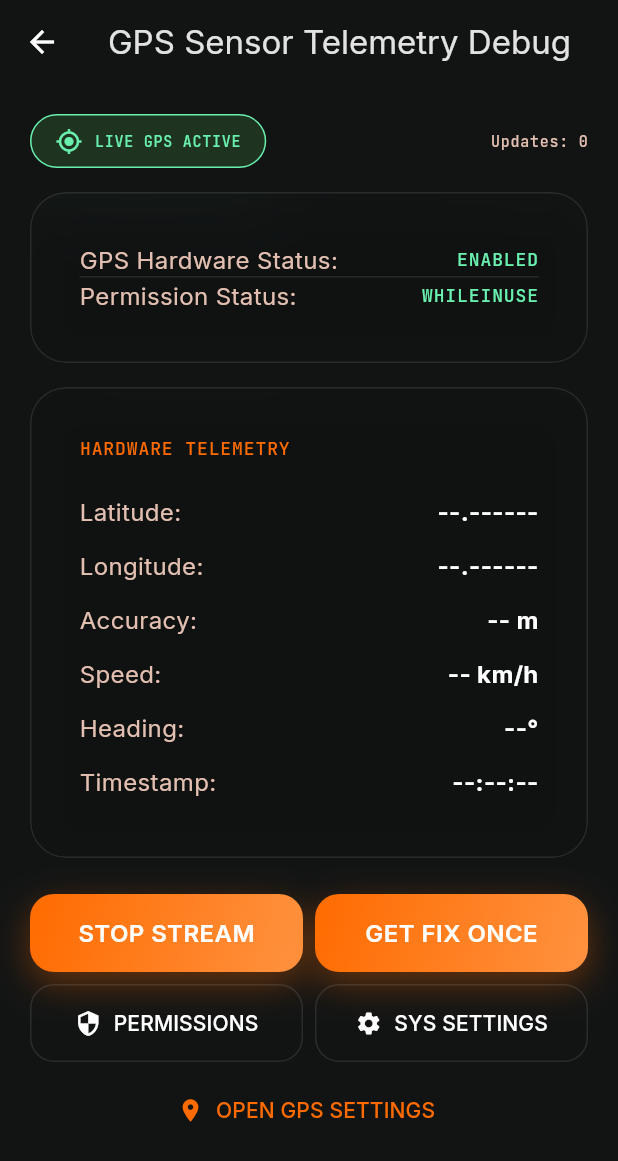
After one commit to rithwikkr0/Ridermate-2.0, a Flutter app: the GpsDebugScreen screen opened by its route, after a tap on "START LIVE GPS", on a phone screen of 412 x 824 dp. The commit adds this screen. Shown: the top 1161 px of the screen. Run offline on Flutter 3.47's test engine with Material 3 defaults, Android fonts, the phone set to English and light mode, and no system bars; our stand-ins replace flutter_animate, geolocator, go_router, google_fonts, permission_handler, shared_preferences and 1 more; accounts and stored records are empty; network calls fail.

Commit message:
feat(gps): implement real Android GPS location

```diff
--- a/flutter/lib/core/models/ride_point_model.dart
+++ b/flutter/lib/core/models/ride_point_model.dart
@@ -1,23 +1,36 @@
 /// RiderMate 2.0 — Ride Trajectory Point Model
-/// Ported from Project B types.ts
 class RidePointModel {
   final double latitude;
   final double longitude;
   final int timestamp;
   final double speed; // km/h
+  final double heading; // degrees (0 - 360)
+  final double accuracy; // meters
 
   const RidePointModel({
     required this.latitude,
     required this.longitude,
     required this.timestamp,
     required this.speed,
+    this.heading = 0.0,
+    this.accuracy = 0.0,
   });
+
+  /// Validates whether coordinates fall within valid physical Earth boundaries.
+  bool get isValid =>
+      latitude >= -90.0 &&
+      latitude <= 90.0 &&
+      longitude >= -180.0 &&
+      longitude <= 180.0 &&
+      !(latitude == 0.0 && longitude == 0.0);
 
   Map<String, dynamic> toJson() => {
         'latitude': latitude,
         'longitude': longitude,
         'timestamp': timestamp,
         'speed': speed,
+        'heading': heading,
+        'accuracy': accuracy,
       };
 
   factory RidePointModel.fromJson(Map<String, dynamic> json) => RidePointModel(
@@ -25,5 +38,7 @@ class RidePointModel {
         longitude: (json['longitude'] as num).toDouble(),
         timestamp: json['timestamp'] as int,
         speed: (json['speed'] as num).toDouble(),
+        heading: (json['heading'] as num?)?.toDouble() ?? 0.0,
+        accuracy: (json['accuracy'] as num?)?.toDouble() ?? 0.0,
       );
 }
--- a/flutter/lib/core/router/app_router.dart
+++ b/flutter/lib/core/router/app_router.dart
@@ -20,6 +20,8 @@ import '../../features/rides/screens/ride_hud_screen.dart';
 import '../../features/rides/screens/ride_calendar_screen.dart';
 import '../../features/rides/screens/success_ride_saved_screen.dart';
 import '../../features/rides/screens/export_share_screen.dart';
+import '../../features/rides/screens/gps_debug_screen.dart';
+
 import '../../features/maps/screens/live_navigation_screen.dart';
 import '../../features/maps/screens/search_destination_screen.dart';
 import '../../features/maps/screens/route_planning_screen.dart';
@@ -144,7 +146,9 @@ class AppRoutes {
   static const appearance       = '/settings/appearance';
   static const privacySecurity  = '/settings/privacy';
   static const helpSupport      = '/settings/help';
+  static const gpsDebug         = '/gps-debug';
 }
+
 
 /// Shell scaffold with bottom nav
 class _MainShell extends StatefulWidget {
@@ -302,5 +306,6 @@ final appRouter = GoRouter(
     GoRoute(path: AppRoutes.appearance, builder: (c, s) => const AppearanceSettingsScreen()),
     GoRoute(path: AppRoutes.privacySecurity, builder: (c, s) => const PrivacySecurityScreen()),
     GoRoute(path: AppRoutes.helpSupport, builder: (c, s) => const HelpSupportScreen()),
+    GoRoute(path: AppRoutes.gpsDebug, builder: (c, s) => const GpsDebugScreen()),
   ],
 );
--- a/flutter/lib/core/services/location_service.dart
+++ b/flutter/lib/core/services/location_service.dart
@@ -1,3 +1,4 @@
+import 'dart:async';
 import 'package:geolocator/geolocator.dart';
 import '../models/ride_point_model.dart';
 import '../errors/result.dart';
@@ -17,6 +18,8 @@ class MockLocationService implements LocationService {
         longitude: 72.8777,
         timestamp: DateTime.now().millisecondsSinceEpoch,
         speed: 42.5,
+        heading: 180.0,
+        accuracy: 5.0,
       ),
     );
   }
@@ -34,52 +37,116 @@ class MockLocationService implements LocationService {
         longitude: lng,
         timestamp: DateTime.now().millisecondsSinceEpoch,
         speed: 45.0,
+        heading: 185.0,
+        accuracy: 4.5,
       );
     }
   }
 }
 
-/// Real device location source. It does not invent a position when location is
-/// unavailable: callers receive a typed error and can show the proper state.
+/// Real device location source. Uses the hardware GPS sensor on Android via Geolocator.
+/// Never invents fake coordinates: returns typed errors when location or permissions are unavailable.
 class DeviceLocationService implements LocationService {
   const DeviceLocationService();
 
+  /// Checks if location service (GPS) is enabled on the device.
+  Future<bool> isGpsEnabled() async {
+    return await Geolocator.isLocationServiceEnabled();
+  }
+
+  /// Checks current location permission state without triggering a prompt.
+  Future<LocationPermission> checkPermissionStatus() async {
+    return await Geolocator.checkPermission();
+  }
+
+  /// Requests location permission from the OS.
+  Future<LocationPermission> requestPermission() async {
+    return await Geolocator.requestPermission();
+  }
+
   Future<Result<void>> _ensureUsable() async {
-    if (!await Geolocator.isLocationServiceEnabled()) {
-      return Result.failure(const LocationError('Location services are disabled.', code: 'location_disabled'));
+    if (!await isGpsEnabled()) {
+      return Result.failure(
+        const LocationError(
+          'Location services (GPS) are disabled on your device.',
+          code: 'location_disabled',
+        ),
+      );
     }
 
-    var permission = await Geolocator.checkPermission();
+    var permission = await checkPermissionStatus();
     if (permission == LocationPermission.denied) {
-      permission = await Geolocator.requestPermission();
+      permission = await requestPermission();
     }
+
     if (permission == LocationPermission.denied) {
-      return Result.failure(const PermissionError('Location permission was denied.', code: 'location_denied'));
+      return Result.failure(
+        const PermissionError(
+          'Location permission was denied.',
+          code: 'location_denied',
+        ),
+      );
     }
+
     if (permission == LocationPermission.deniedForever) {
-      return Result.failure(const PermissionError('Location permission is permanently denied. Enable it in Android settings.', code: 'location_denied_forever'));
+      return Result.failure(
+        const PermissionError(
+          'Location permission is permanently denied. Please enable it in Android Settings.',
+          code: 'location_denied_forever',
+        ),
+      );
     }
+
     return Result.success(null);
   }
 
-  RidePointModel _toRidePoint(Position position) => RidePointModel(
-        latitude: position.latitude,
-        longitude: position.longitude,
-        timestamp: position.timestamp.millisecondsSinceEpoch,
-        speed: position.speed < 0 ? 0 : position.speed * 3.6,
-      );
+  RidePointModel _toRidePoint(Position position) {
+    final rawSpeed = position.speed;
+    final speedKmh = rawSpeed < 0 ? 0.0 : (rawSpeed * 3.6);
+    final rawHeading = position.heading;
+    final headingDeg = rawHeading < 0 ? 0.0 : rawHeading;
+    final rawAccuracy = position.accuracy;
+    final accuracyM = rawAccuracy < 0 ? 0.0 : rawAccuracy;
+
+    return RidePointModel(
+      latitude: position.latitude,
+      longitude: position.longitude,
+      timestamp: position.timestamp.millisecondsSinceEpoch,
+      speed: speedKmh,
+      heading: headingDeg,
+      accuracy: accuracyM,
+    );
+  }
 
   @override
   Future<Result<RidePointModel>> getCurrentLocation() async {
     final status = await _ensureUsable();
     if (status.isFailure) return Result.failure(status.errorOrNull!);
+
     try {
       final position = await Geolocator.getCurrentPosition(
-        locationSettings: const LocationSettings(accuracy: LocationAccuracy.bestForNavigation),
+        locationSettings: const LocationSettings(
+          accuracy: LocationAccuracy.bestForNavigation,
+          timeLimit: Duration(seconds: 15),
+        ),
       );
-      return Result.success(_toRidePoint(position));
+      final point = _toRidePoint(position);
+      if (!point.isValid) {
+        return Result.failure(
+          const LocationError(
+            'Received invalid location coordinates from sensor.',
+            code: 'invalid_coordinates',
+          ),
+        );
+      }
+      return Result.success(point);
     } catch (error) {
-      return Result.failure(LocationError('Could not obtain the current location: $error', code: 'location_unavailable'));
+      return Result.failure(
+        LocationError(
+          'Could not obtain location from device GPS: $error',
+          code: 'location_unavailable',
+        ),
+      );
     }
   }
 
@@ -89,16 +156,18 @@ class DeviceLocationService implements LocationService {
     if (status.isFailure) {
       throw status.errorOrNull!;
     }
+
     yield* Geolocator.getPositionStream(
       locationSettings: AndroidSettings(
         accuracy: LocationAccuracy.bestForNavigation,
-        distanceFilter: 5,
-        foregroundNotificationConfig: ForegroundNotificationConfig(
-          notificationTitle: 'RiderMate ride tracking is active',
-          notificationText: 'Recording your ride location.',
+        distanceFilter: 2, // Update every 2 meters
+        intervalDuration: const Duration(seconds: 1),
+        foregroundNotificationConfig: const ForegroundNotificationConfig(
+          notificationTitle: 'RiderMate Live GPS Active',
+          notificationText: 'Tracking real-time location via GPS.',
           enableWakeLock: true,
         ),
       ),
-    ).map(_toRidePoint);
+    ).map(_toRidePoint).where((point) => point.isValid);
   }
 }
--- /dev/null
+++ b/flutter/lib/features/rides/screens/gps_debug_screen.dart
@@ -0,0 +1,434 @@
+import 'dart:async';
+import 'package:flutter/material.dart';
+import 'package:geolocator/geolocator.dart';
+import 'package:go_router/go_router.dart';
+import 'package:permission_handler/permission_handler.dart' as platform;
+
+import '../../../core/theme/app_colors.dart';
+import '../../../core/theme/app_text_styles.dart';
+import '../../../core/theme/app_spacing.dart';
+import '../../../core/widgets/glass_card.dart';
+import '../../../core/widgets/primary_button.dart';
+import '../../../core/services/location_service.dart';
+import '../../../core/models/ride_point_model.dart';
+import '../../../core/errors/app_error.dart';
+
+/// Temporary Internal / Debug GPS Verification Screen.
+/// Used to physically test and verify Android hardware GPS sensor performance,
+/// live location streams, permission states, and telemetry data on device.
+class GpsDebugScreen extends StatefulWidget {
+  const GpsDebugScreen({super.key});
+
+  @override
+  State<GpsDebugScreen> createState() => _GpsDebugScreenState();
+}
+
+class _GpsDebugScreenState extends State<GpsDebugScreen> {
+  final DeviceLocationService _locationService = const DeviceLocationService();
+
+  LocationPermission _permissionStatus = LocationPermission.denied;
+  bool _isGpsEnabled = false;
+  bool _isStreaming = false;
+  int _updateCount = 0;
+
+  RidePointModel? _currentPoint;
+  StreamSubscription<RidePointModel>? _streamSubscription;
+  String? _errorMessage;
+  String? _errorCode;
+
+  @override
+  void initState() {
+    super.initState();
+    _refreshStatus();
+  }
+
+  @override
+  void dispose() {
+    _streamSubscription?.cancel();
+    super.dispose();
+  }
+
+  Future<void> _refreshStatus() async {
+    final enabled = await _locationService.isGpsEnabled();
+    final perm = await _locationService.checkPermissionStatus();
+    setState(() {
+      _isGpsEnabled = enabled;
+      _permissionStatus = perm;
+    });
+  }
+
+  Future<void> _requestPermission() async {
+    final result = await _locationService.requestPermission();
+    setState(() {
+      _permissionStatus = result;
+      _errorMessage = null;
+      _errorCode = null;
+    });
+    if (result == LocationPermission.whileInUse ||
+        result == LocationPermission.always) {
+      _startLiveStream();
+    }
+  }
+
+  Future<void> _getOneTimeLocation() async {
+    setState(() {
+      _errorMessage = null;
+      _errorCode = null;
+    });
+    final result = await _locationService.getCurrentLocation();
+    if (result.isSuccess) {
+      setState(() {
+        _currentPoint = result.dataOrNull!;
+        _updateCount++;
+      });
+    } else {
+      final err = result.errorOrNull!;
+      setState(() {
+        _errorMessage = err.message;
+        _errorCode = err.code;
+      });
+    }
+  }
+
+  void _startLiveStream() {
+    _streamSubscription?.cancel();
+    setState(() {
+      _isStreaming = true;
+      _errorMessage = null;
+      _errorCode = null;
+    });
+
+    try {
+      _streamSubscription = _locationService.getLocationStream().listen(
+        (point) {
+          setState(() {
+            _currentPoint = point;
+            _updateCount++;
+          });
+        },
+        onError: (error) {
+          setState(() {
+            _isStreaming = false;
+            if (error is AppError) {
+              _errorMessage = error.message;
+              _errorCode = error.code;
+            } else {
+              _errorMessage = error.toString();
+              _errorCode = 'stream_error';
+            }
+          });
+        },
+      );
+    } catch (e) {
+      setState(() {
+        _isStreaming = false;
+        _errorMessage = e.toString();
+        _errorCode = 'stream_init_error';
+      });
+    }
+  }
+
+  void _stopStream() {
+    _streamSubscription?.cancel();
+    _streamSubscription = null;
+    setState(() {
+      _isStreaming = false;
+    });
+  }
+
+  String _formatTimestamp(int epochMs) {
+    if (epochMs == 0) return 'N/A';
+    final dt = DateTime.fromMillisecondsSinceEpoch(epochMs).toLocal();
+    return '${dt.hour.toString().padLeft(2, '0')}:${dt.minute.toString().padLeft(2, '0')}:${dt.second.toString().padLeft(2, '0')}.${(dt.millisecond ~/ 100)}';
+  }
+
+  String _headingToDirection(double heading) {
+    if (heading >= 337.5 || heading < 22.5) return 'N (North)';
+    if (heading >= 22.5 && heading < 67.5) return 'NE (North-East)';
+    if (heading >= 67.5 && heading < 112.5) return 'E (East)';
+    if (heading >= 112.5 && heading < 157.5) return 'SE (South-East)';
+    if (heading >= 157.5 && heading < 202.5) return 'S (South)';
+    if (heading >= 202.5 && heading < 247.5) return 'SW (South-West)';
+    if (heading >= 247.5 && heading < 292.5) return 'W (West)';
+    if (heading >= 292.5 && heading < 337.5) return 'NW (North-West)';
+    return '${heading.toStringAsFixed(1)}°';
+  }
+
+  Color _accuracyColor(double accuracy) {
+    if (accuracy == 0) return AppColors.onSurfaceVariant;
+    if (accuracy <= 10) return Colors.greenAccent;
+    if (accuracy <= 30) return Colors.yellowAccent;
+    return Colors.redAccent;
+  }
+
+  @override
+  Widget build(BuildContext context) {
+    return Scaffold(
+      backgroundColor: AppColors.background,
+      appBar: AppBar(
+        title: const Text('GPS Sensor Telemetry Debug'),
+        backgroundColor: Colors.transparent,
+        elevation: 0,
+        leading: IconButton(
+          icon: const Icon(Icons.arrow_back, color: Colors.white),
+          onPressed: () => context.pop(),
+        ),
+      ),
+      body: SafeArea(
+        child: SingleChildScrollView(
+          padding: const EdgeInsets.all(AppSpacing.marginMobile),
+          child: Column(
+            crossAxisAlignment: CrossAxisAlignment.start,
+            children: [
+              // ── Live GPS Banner ─────────────────────────────────────────
+              Row(
+                mainAxisAlignment: MainAxisAlignment.spaceBetween,
+                children: [
+                  Container(
+                    padding: const EdgeInsets.symmetric(
+                        horizontal: 16, vertical: 8),
+                    decoration: BoxDecoration(
+                      color: _isStreaming
+                          ? Colors.green.withValues(alpha: 0.2)
+                          : Colors.grey.withValues(alpha: 0.2),
+                      borderRadius: BorderRadius.circular(20),
+                      border: Border.all(
+                        color: _isStreaming
+                            ? Colors.greenAccent
+                            : Colors.grey.shade600,
+                      ),
+                    ),
+                    child: Row(
+                      children: [
+                        Icon(
+                          Icons.gps_fixed,
+                          color: _isStreaming
+                              ? Colors.greenAccent
+                              : Colors.grey,
+                          size: 18,
+                        ),
+                        const SizedBox(width: 8),
+                        Text(
+                          _isStreaming ? 'LIVE GPS ACTIVE' : 'GPS IDLE',
+                          style: AppTextStyles.labelCapsSm(
+                            color: _isStreaming
+                                ? Colors.greenAccent
+                                : Colors.grey,
+                          ),
+                        ),
+                      ],
+                    ),
+                  ),
+                  Text(
+                    'Updates: $_updateCount',
+                    style: AppTextStyles.labelCapsSm(
+                        color: AppColors.onSurfaceVariant),
+                  ),
+                ],
+              ),
+              const SizedBox(height: AppSpacing.md),
+
+              // ── Status Header Card ───────────────────────────────────────
+              GlassCard(
+                child: Padding(
+                  padding: const EdgeInsets.all(AppSpacing.md),
+                  child: Column(
+                    children: [
+                      _buildStatusRow(
+                        'GPS Hardware Status:',
+                        _isGpsEnabled ? 'ENABLED' : 'DISABLED',
+                        _isGpsEnabled ? Colors.greenAccent : Colors.redAccent,
+                      ),
+                      const Divider(color: Colors.white10),
+                      _buildStatusRow(
+                        'Permission Status:',
+                        _permissionStatus.name.toUpperCase(),
+                        _permissionStatus == LocationPermission.whileInUse ||
+                                _permissionStatus == LocationPermission.always
+                            ? Colors.greenAccent
+                            : Colors.orangeAccent,
+                      ),
+                    ],
+                  ),
+                ),
+              ),
+              const SizedBox(height: AppSpacing.md),
+
+              // ── Error Alert Banner ───────────────────────────────────────
+              if (_errorMessage != null) ...[
+                Container(
+                  padding: const EdgeInsets.all(AppSpacing.md),
+                  decoration: BoxDecoration(
+                    color: Colors.red.withValues(alpha: 0.15),
+                    borderRadius: BorderRadius.circular(12),
+                    border: Border.all(color: Colors.redAccent),
+                  ),
+                  child: Column(
+                    crossAxisAlignment: CrossAxisAlignment.start,
+                    children: [
+                      Row(
+                        children: [
+                          const Icon(Icons.warning_amber_rounded,
+                              color: Colors.redAccent),
+                          const SizedBox(width: 8),
+                          Text(
+                            'GPS ERROR [${_errorCode ?? "UNKNOWN"}]',
+                            style: AppTextStyles.labelCaps(
+                                color: Colors.redAccent),
+                          ),
+                        ],
+                      ),
+                      const SizedBox(height: 4),
+                      Text(
+                        _errorMessage!,
+                        style: AppTextStyles.bodyMd(color: Colors.white),
+                      ),
+                    ],
+                  ),
+                ),
+                const SizedBox(height: AppSpacing.md),
+              ],
+
+              // ── Telemetry Grid ──────────────────────────────────────────
+              GlassCard(
+                child: Padding(
+                  padding: const EdgeInsets.all(AppSpacing.md),
+                  child: Column(
+                    crossAxisAlignment: CrossAxisAlignment.start,
+                    children: [
+                      Text(
+                        'HARDWARE TELEMETRY',
+                        style: AppTextStyles.labelCaps(
+                            color: AppColors.circuitOrange),
+                      ),
+                      const SizedBox(height: AppSpacing.md),
+                      _buildTelemetryRow(
+                        'Latitude:',
+                        _currentPoint != null
+                            ? _currentPoint!.latitude.toStringAsFixed(6)
+                            : '--.------',
+                      ),
+                      _buildTelemetryRow(
+                        'Longitude:',
+                        _currentPoint != null
+                            ? _currentPoint!.longitude.toStringAsFixed(6)
+                            : '--.------',
+                      ),
+                      _buildTelemetryRow(
+                        'Accuracy:',
+                        _currentPoint != null
+                            ? '${_currentPoint!.accuracy.toStringAsFixed(1)} meters'
+                            : '-- m',
+                        valueColor: _currentPoint != null
+                            ? _accuracyColor(_currentPoint!.accuracy)
+                            : null,
+                      ),
+                      _buildTelemetryRow(
+                        'Speed:',
+                        _currentPoint != null
+                            ? '${_currentPoint!.speed.toStringAsFixed(1)} km/h'
+                            : '-- km/h',
+                      ),
+                      _buildTelemetryRow(
+                        'Heading:',
+                        _currentPoint != null
+                            ? '${_currentPoint!.heading.toStringAsFixed(1)}° (${_headingToDirection(_currentPoint!.heading)})'
+                            : '--°',
+                      ),
+                      _buildTelemetryRow(
+                        'Timestamp:',
+                        _currentPoint != null
+                            ? _formatTimestamp(_currentPoint!.timestamp)
+                            : '--:--:--',
+                      ),
+                    ],
+                  ),
+                ),
+              ),
+              const SizedBox(height: AppSpacing.lg),
+
+              // ── Control Actions ──────────────────────────────────────────
+              Row(
+                children: [
+                  Expanded(
+                    child: PrimaryButton(
+                      text: _isStreaming ? 'STOP STREAM' : 'START LIVE GPS',
+                      onPressed: _isStreaming ? _stopStream : _startLiveStream,
+                    ),
+                  ),
+                  const SizedBox(width: AppSpacing.sm),
+                  Expanded(
+                    child: PrimaryButton(
+                      text: 'GET FIX ONCE',
+                      onPressed: _getOneTimeLocation,
+                    ),
+                  ),
+                ],
+              ),
+              const SizedBox(height: AppSpacing.sm),
+              Row(
+                children: [
+                  Expanded(
+                    child: OutlinedButton.icon(
+                      icon: const Icon(Icons.security, color: Colors.white),
+                      label: const Text('PERMISSIONS',
+                          style: TextStyle(color: Colors.white)),
+                      onPressed: _requestPermission,
+                    ),
+                  ),
+                  const SizedBox(width: AppSpacing.sm),
+                  Expanded(
+                    child: OutlinedButton.icon(
+                      icon: const Icon(Icons.settings, color: Colors.white),
+                      label: const Text('SYS SETTINGS',
+                          style: TextStyle(color: Colors.white)),
+                      onPressed: () => platform.openAppSettings(),
+                    ),
+                  ),
+                ],
+              ),
+              const SizedBox(height: AppSpacing.sm),
+              Center(
+                child: TextButton.icon(
+                  icon: const Icon(Icons.location_on, color: AppColors.primary),
+                  label: const Text('OPEN GPS SETTINGS',
+                      style: TextStyle(color: AppColors.primary)),
+                  onPressed: () => Geolocator.openLocationSettings(),
+                ),
+              ),
+            ],
+          ),
+        ),
+      ),
+    );
+  }
+
+  Widget _buildStatusRow(String label, String value, Color valueColor) {
+    return Row(
+      mainAxisAlignment: MainAxisAlignment.spaceBetween,
+      children: [
+        Text(label, style: AppTextStyles.bodyMd(color: AppColors.onSurfaceVariant)),
+        Text(value, style: AppTextStyles.labelCaps(color: valueColor)),
+      ],
+    );
+  }
+
+  Widget _buildTelemetryRow(String label, String value, {Color? valueColor}) {
+    return Padding(
+      padding: const EdgeInsets.symmetric(vertical: 6),
+      child: Row(
+        mainAxisAlignment: MainAxisAlignment.spaceBetween,
+        children: [
+          Text(label,
+              style: AppTextStyles.bodyMd(color: AppColors.onSurfaceVariant)),
+          Text(
+            value,
+            style: AppTextStyles.bodyMd(color: valueColor ?? Colors.white)
+                .copyWith(fontWeight: FontWeight.bold),
+          ),
+
+        ],
+      ),
+    );
+  }
+}
--- a/flutter/lib/features/settings/screens/settings_home_screen.dart
+++ b/flutter/lib/features/settings/screens/settings_home_screen.dart
@@ -74,7 +74,12 @@ class SettingsHomeScreen extends StatelessWidget {
                     _buildTile(Icons.info_outline, 'About', () {}),
                   ]),
                   const SizedBox(height: AppSpacing.lg),
+                  _buildSection('HARDWARE & TELEMETRY', [
+                    _buildTile(Icons.gps_fixed, 'GPS Verification & Debug', () => context.push('/gps-debug')),
+                  ]),
+                  const SizedBox(height: AppSpacing.lg),
                   _buildSection('SESSION', [
+
                     ListTile(
                       leading: const Icon(Icons.logout, color: Colors.redAccent),
                       title: Text('Log Out', style: AppTextStyles.bodyMd(color: Colors.redAccent)),
```
Also changed, not shown: flutter/lib/features/maps/controllers/navigation_controller.dart (+22 -12 lines), 1 other file.
